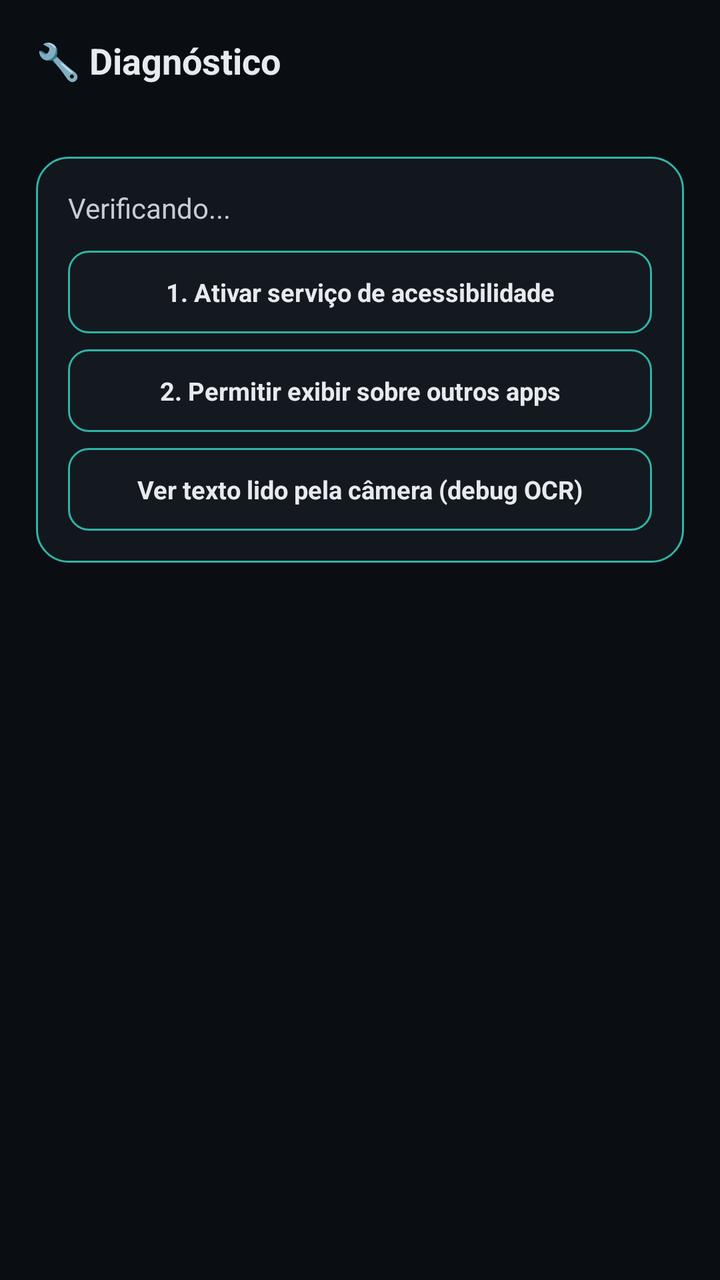
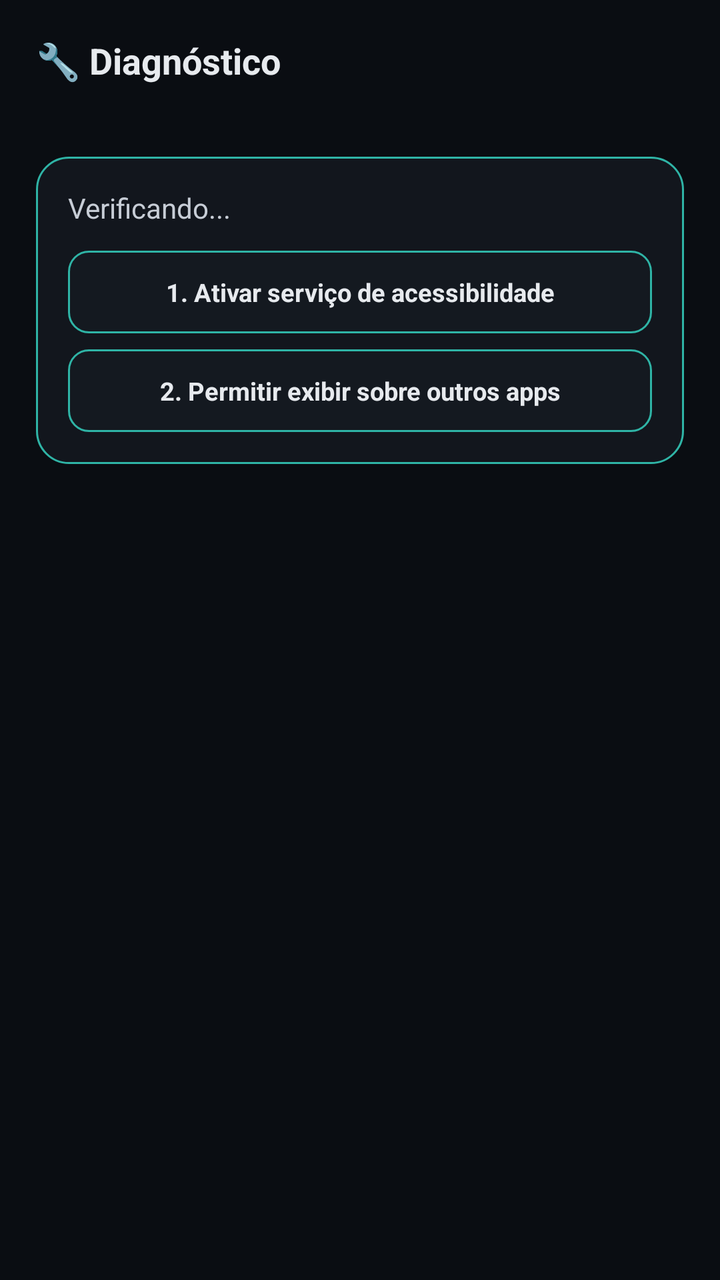

An Android layout rendered at two revisions. The XML below is the earlier revision; the diff shows what the commit changed to produce the second picture.
<!-- AndroidManifest.xml: application theme Theme.MaterialComponents.DayNight.NoActionBar -->
<!-- res/layout/activity_diagnostico.xml -->
<?xml version="1.0" encoding="utf-8"?>
<ScrollView xmlns:android="http://schemas.android.com/apk/res/android"
    android:layout_width="match_parent"
    android:layout_height="match_parent"
    android:background="#0A0D12">

    <LinearLayout
        android:layout_width="match_parent"
        android:layout_height="wrap_content"
        android:orientation="vertical">

        <LinearLayout
            android:layout_width="match_parent"
            android:layout_height="wrap_content"
            android:orientation="vertical"
            android:padding="18dp"
            android:paddingBottom="10dp">

            <TextView
                android:layout_width="wrap_content"
                android:layout_height="wrap_content"
                android:text="🔧 Diagnóstico"
                android:textColor="#E7EAEE"
                android:textSize="18sp"
                android:textStyle="bold" />
        </LinearLayout>

        <LinearLayout
            android:layout_width="match_parent"
            android:layout_height="wrap_content"
            android:orientation="vertical"
            android:padding="18dp"
            android:paddingTop="0dp">

            <LinearLayout
                android:layout_width="match_parent"
                android:layout_height="wrap_content"
                android:orientation="vertical"
                android:background="@drawable/bg_card_dark"
                android:padding="16dp">

                <TextView
                    android:id="@+id/txtStatus"
                    android:layout_width="match_parent"
                    android:layout_height="wrap_content"
                    android:text="Verificando..."
                    android:textColor="#C7CDD6"
                    android:layout_marginBottom="12dp" />

                <TextView
                    android:id="@+id/btnAtivarAcessibilidade"
                    android:layout_width="match_parent"
                    android:layout_height="wrap_content"
                    android:background="@drawable/bg_input_verde"
                    android:padding="12dp"
                    android:gravity="center"
                    android:text="1. Ativar serviço de acessibilidade"
                    android:textColor="#E7EAEE"
                    android:textSize="12.5sp"
                    android:textStyle="bold"
                    android:layout_marginBottom="8dp"
                    android:clickable="true"
                    android:focusable="true" />

                <TextView
                    android:id="@+id/btnPermitirOverlay"
                    android:layout_width="match_parent"
                    android:layout_height="wrap_content"
                    android:background="@drawable/bg_input_verde"
                    android:padding="12dp"
                    android:gravity="center"
                    android:text="2. Permitir exibir sobre outros apps"
                    android:textColor="#E7EAEE"
                    android:textSize="12.5sp"
                    android:textStyle="bold"
                    android:layout_marginBottom="8dp"
                    android:clickable="true"
                    android:focusable="true" />

                <TextView
                    android:id="@+id/btnVerDebugOcr"
                    android:layout_width="match_parent"
                    android:layout_height="wrap_content"
                    android:background="@drawable/bg_input_verde"
                    android:padding="12dp"
                    android:gravity="center"
                    android:text="Ver texto lido pela câmera (debug OCR)"
                    android:textColor="#E7EAEE"
                    android:textSize="12.5sp"
                    android:textStyle="bold"
                    android:clickable="true"
                    android:focusable="true" />
            </LinearLayout>

        </LinearLayout>
    </LinearLayout>
</ScrollView>
<!-- resources referenced by this layout -->
<resources>
  <!-- drawable bg_card_dark (drawable) -->
  <?xml version="1.0" encoding="utf-8"?>
  <shape xmlns:android="http://schemas.android.com/android/res/android" android:shape="rectangle">
      <solid android:color="#12161D" />
      <stroke android:width="1dp" android:color="#2FB4A6" />
      <corners android:radius="16dp" />
  </shape>
  <!-- drawable bg_input_verde (drawable) -->
  <?xml version="1.0" encoding="utf-8"?>
  <shape xmlns:android="http://schemas.android.com/apk/res/android" android:shape="rectangle">
      <solid android:color="#141920" />
      <stroke android:width="1dp" android:color="#2FB4A6" />
      <corners android:radius="10dp" />
  </shape>
</resources>

<!-- the commit's change to res/layout/activity_diagnostico.xml (unified diff, before → after) -->
@@ -17,12 +17,15 @@
             android:paddingBottom="10dp">
 
             <TextView
+                android:id="@+id/txtTituloDiagnostico"
                 android:layout_width="wrap_content"
                 android:layout_height="wrap_content"
                 android:text="🔧 Diagnóstico"
                 android:textColor="#E7EAEE"
                 android:textSize="18sp"
-                android:textStyle="bold" />
+                android:textStyle="bold"
+                android:clickable="true"
+                android:focusable="true" />
         </LinearLayout>
 
         <LinearLayout
@@ -73,7 +76,6 @@
                     android:textColor="#E7EAEE"
                     android:textSize="12.5sp"
                     android:textStyle="bold"
-                    android:layout_marginBottom="8dp"
                     android:clickable="true"
                     android:focusable="true" />
 
@@ -88,6 +90,8 @@
                     android:textColor="#E7EAEE"
                     android:textSize="12.5sp"
                     android:textStyle="bold"
+                    android:layout_marginTop="8dp"
+                    android:visibility="gone"
                     android:clickable="true"
                     android:focusable="true" />
             </LinearLayout>
